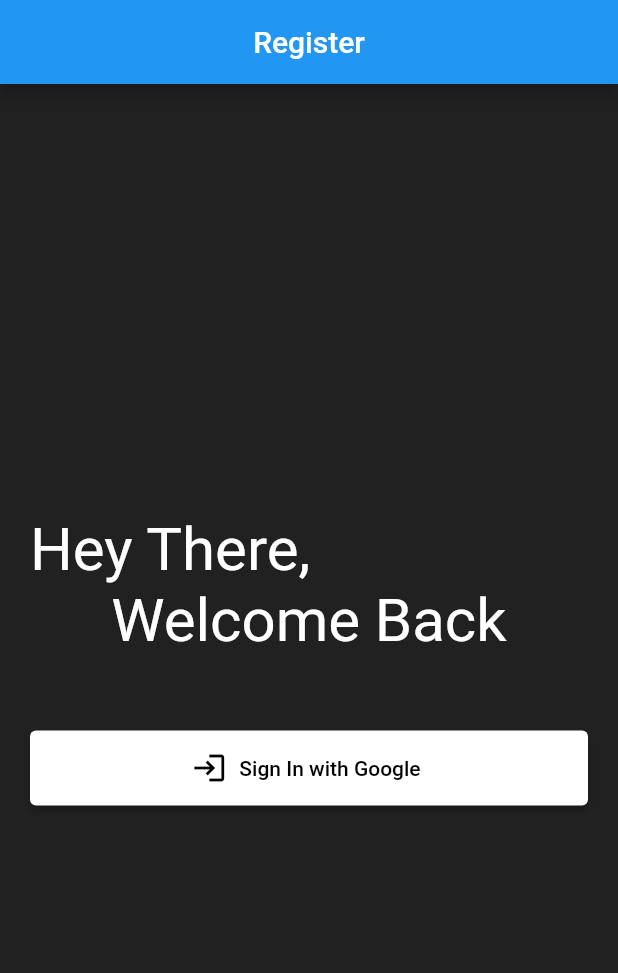
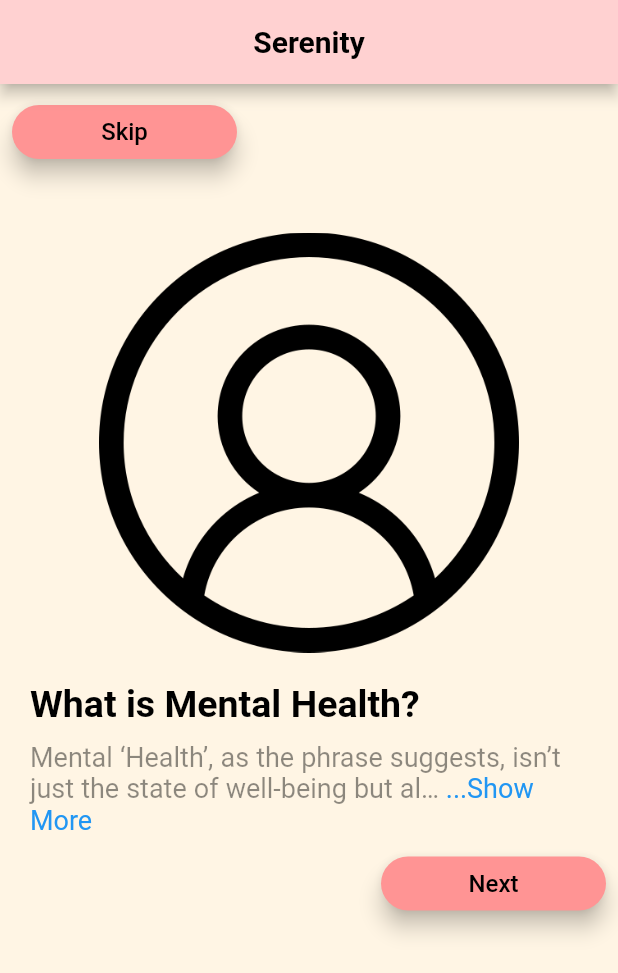
Before and after one commit to brisingr24/Minor_Project, a Flutter app: the screen it shows after launch, on a phone screen of 412 x 824 dp. Shown: the top 973 px of the screen. Run offline on Flutter 3.47's test engine with Material 2 defaults, Android fonts, the phone set to English and light mode, and no system bars; drawn by our look-alikes of readmore; our stand-ins replace animated_bottom_navigation_bar, cloud_firestore, firebase_auth, firebase_core, fluttertoast, google_sign_in and 1 more; missing offline and left inert: flutter_phone_direct_caller, kommunicate_flutter; accounts and stored records are empty.

```diff
--- a/lib/main.dart
+++ b/lib/main.dart
@@ -1,7 +1,11 @@
 import 'package:flutter/material.dart';
+import 'package:project/pre_auth/landing.dart';
+import 'package:project/pre_auth/splash.dart';
+import 'package:project/pre_auth/wrapper.dart';
 import 'package:project/services/google_sign.dart';
 import 'package:provider/provider.dart';
 import 'package:firebase_core/firebase_core.dart';
+import 'package:firebase_auth/firebase_auth.dart';
 import 'auth/register.dart';
 
 Future main() async {
@@ -17,14 +21,40 @@ Future main() async {
   );
 }
 
-class MyApp extends StatelessWidget {
+
+
+class MyApp extends StatefulWidget {
   const MyApp({Key? key}) : super(key: key);
 
   @override
+  State<MyApp> createState() => _MyAppState();
+}
+
+class _MyAppState extends State<MyApp> {
+  // var auth = FirebaseAuth.instance;
+  // var isLogged = false;
+  //
+  // checkIfLogin() async{
+  //   auth.authStateChanges().listen((User? user) {
+  //     if(user!=null && mounted){
+  //       setState(() {
+  //         isLogged=true;
+  //       });
+  //     }
+  //   });
+  // }
+  //
+  // @override
+  // void initState(){
+  //   checkIfLogin();
+  //   super.initState();
+  // }
+
+  @override
   Widget build(BuildContext context) {
-    return const MaterialApp(
+    return MaterialApp(
       debugShowCheckedModeBanner: false,
-      home: Register(),
+      home: Splash(),
     );
   }
 }
--- a/lib/mains/home.dart
+++ b/lib/mains/home.dart
@@ -3,10 +3,10 @@ import 'package:flutter/material.dart';
 import 'package:flutter_phone_direct_caller/flutter_phone_direct_caller.dart';
 import 'package:firebase_auth/firebase_auth.dart';
 import '../auth/register.dart';
-import '../category_widget.dart';
+import '../widgets/category_widget.dart';
 import '../models/quoteModel.dart';
-import '../moodWidget.dart';
-import '../mood_quote.dart';
+import '../widgets/moodWidget.dart';
+import '../widgets/mood_quote.dart';
 import '../services/google_sign.dart';
 import '../services/quote_api.dart';
 import 'package:provider/provider.dart';
--- /dev/null
+++ b/lib/models/shared_pref.dart
@@ -0,0 +1,14 @@
+import 'package:shared_preferences/shared_preferences.dart';
+
+class SharedPref {
+  String firstLogin = "FIRST_LOGIN";
+  setFirstLogin(bool value) async {
+    SharedPreferences sharedPref = await SharedPreferences.getInstance();
+    sharedPref.setBool(firstLogin, value);
+  }
+
+  getFirstLogin() async {
+    SharedPreferences sharedPref = await SharedPreferences.getInstance();
+    return sharedPref.getBool(firstLogin);
+  }
+}
--- /dev/null
+++ b/lib/pre_auth/landing.dart
@@ -0,0 +1,362 @@
+// ignore_for_file: prefer_const_constructors, prefer_const_literals_to_create_immutables, deprecated_member_use
+import 'package:flutter/material.dart';
+import 'package:project/pre_auth/wrapper.dart';
+import 'package:readmore/readmore.dart';
+
+import '../models/shared_pref.dart';
+
+
+class LandingPage extends StatelessWidget {
+  final controller = PageController();
+
+  LandingPage({Key? key}) : super(key: key);
+
+  @override
+  Widget build(BuildContext context) {
+    return Scaffold(
+      appBar: AppBar(
+        automaticallyImplyLeading: false,
+        backgroundColor: Color(0xFFFFD1D1),
+        title: Text(
+          'Serenity',
+          style: TextStyle(color: Colors.black, fontWeight: FontWeight.bold),
+        ),
+        centerTitle: true,
+      ),
+      body: Container(
+        //padding: const EdgeInsets.only(bottom: 80),
+        child: PageView(
+          controller: controller,
+          children: [
+            Container(
+              color: Color(0xFFFFF5E4),
+              child: Column(children: [
+                Column(
+                  mainAxisAlignment: MainAxisAlignment.start,
+                  children: [
+                    Padding(
+                      padding: const EdgeInsets.all(8.0),
+                      child: Align(
+                        alignment: Alignment.centerLeft,
+                        child: ElevatedButton(
+                            onPressed: () {
+                              controller.jumpToPage(2);
+                            },
+                            child: Text(
+                              "Skip",
+                              style: TextStyle(
+                                color: Colors.black,
+                                fontSize: 16,
+                              ),
+                            ),
+                            style: ButtonStyle(
+                                elevation: MaterialStateProperty.all(6.0),
+                                backgroundColor: MaterialStateProperty.all(
+                                    Color(0xFFFF9494)),
+                                fixedSize: MaterialStateProperty.all<Size>(
+                                    const Size(150, 20)),
+                                shape: MaterialStateProperty.all<
+                                    RoundedRectangleBorder>(
+                                    RoundedRectangleBorder(
+                                      borderRadius: BorderRadius.circular(18.0),
+                                    )))),
+                      ),
+                    ),
+                    SizedBox(height: 35),
+                    Container(
+                      padding: EdgeInsets.fromLTRB(20, 50, 20, 20),
+                      height: 280.0,
+                      width: 280.0,
+                      decoration: BoxDecoration(
+                        image: DecorationImage(
+                          image: AssetImage('images/userdef.png'),
+                          fit: BoxFit.fill,
+                        ),
+                        shape: BoxShape.rectangle,
+                      ),
+                    ),
+                    SizedBox(height: 20),
+                    Row(children: [
+                      SizedBox(width: 20),
+                      Text(
+                        'What is Mental Health?',
+                        style: TextStyle(
+                            color: Colors.black,
+                            fontWeight: FontWeight.bold,
+                            fontSize: 25),
+                      )
+                    ]),
+                    Padding(
+                      padding: EdgeInsets.fromLTRB(20, 10, 20, 0),
+                      child: ReadMoreText(
+                        'Mental ‘Health’, as the phrase suggests, isn’t just the state of well-being but also the monitoring of the way you experience emotional and behavioural highs and lows, the soundness of your judgments and the amount of stress that your mind undergoes',
+                        style: TextStyle(
+                            color: Colors.black45,
+                            wordSpacing: 0.25,
+                            fontSize: 18),
+                        trimLines: 2,
+                        textAlign: TextAlign.left,
+                        trimMode: TrimMode.Line,
+                        trimCollapsedText: '...Show More',
+                        trimExpandedText: 'Show Less',
+                        moreStyle: (TextStyle(
+                          color: Colors.blue,
+                        )),
+                        lessStyle: (TextStyle(
+                          color: Colors.blue,
+                        )),
+                      ),
+                    ),
+                    Padding(
+                      padding: const EdgeInsets.all(8.0),
+                      child: Align(
+                        alignment: Alignment.bottomRight,
+                        child: ElevatedButton(
+                            onPressed: () {
+                              controller.nextPage(
+                                  duration: Duration(milliseconds: 400),
+                                  curve: Curves.easeInOut);
+                            },
+                            child: Align(
+                              child: Text(
+                                "Next",
+                                style: TextStyle(
+                                  color: Colors.black,
+                                  fontSize: 16,
+                                ),
+                              ),
+                            ),
+                            style: ButtonStyle(
+                                elevation: MaterialStateProperty.all(6.0),
+                                backgroundColor: MaterialStateProperty.all(
+                                    Color(0xFFFF9494)),
+                                fixedSize: MaterialStateProperty.all<Size>(
+                                    const Size(150, 20)),
+                                shape: MaterialStateProperty.all<
+                                    RoundedRectangleBorder>(
+                                    RoundedRectangleBorder(
+                                      borderRadius: BorderRadius.circular(18.0),
+                                    )))),
+                      ),
+                    ),
+                  ],
+                )
+              ]),
+            ),
+            Container(
+              color: Color(0xFFFFF4E5),
+              child: Column(children: [
+                Column(
+                  children: [
+                    Padding(
+                      padding: const EdgeInsets.all(8.0),
+                      child: Align(
+                        alignment: Alignment.centerLeft,
+                        child: ElevatedButton(
+                            onPressed: () {
+                              controller.jumpToPage(2);
+                            },
+                            child: Text(
+                              "Skip",
+                              style: TextStyle(
+                                color: Colors.black,
+                                fontSize: 16,
+                              ),
+                            ),
+                            style: ButtonStyle(
+                                elevation: MaterialStateProperty.all(6.0),
+                                backgroundColor: MaterialStateProperty.all(
+                                    Color(0xFFFF9494)),
+                                fixedSize: MaterialStateProperty.all<Size>(
+                                    const Size(150, 20)),
+                                shape: MaterialStateProperty.all<
+                                    RoundedRectangleBorder>(
+                                    RoundedRectangleBorder(
+                                      borderRadius: BorderRadius.circular(18.0),
+                                    )))),
+                      ),
+                    ),
+                    SizedBox(height: 15),
+                    Container(
+                      padding: EdgeInsets.fromLTRB(10, 0, 10, 20),
+                      height: 300.0,
+                      width: 340.0,
+                      decoration: BoxDecoration(
+                        image: DecorationImage(
+                          image: AssetImage('images/userdef.png'),
+                          fit: BoxFit.fill,
+                        ),
+                        shape: BoxShape.rectangle,
+                      ),
+                    ),
+                    SizedBox(height: 20),
+                    Row(children: [
+                      SizedBox(width: 20),
+                      Text(
+                        'How will this App help you?',
+                        style: TextStyle(
+                            color: Colors.black,
+                            fontWeight: FontWeight.bold,
+                            fontSize: 25),
+                      )
+                    ]),
+                    Padding(
+                      padding: EdgeInsets.fromLTRB(20, 10, 20, 0),
+                      child: ReadMoreText(
+                        'Serenity can assist you to manage your Mental Health at your fingertips. The user-friendly app allows you to record, observe and jot down your emotions besides helping you connect in your Serene Friend Circle within the app itself',
+                        style: TextStyle(
+                            color: Colors.black45,
+                            wordSpacing: 0.25,
+                            fontSize: 18),
+                        trimLines: 2,
+                        textAlign: TextAlign.left,
+                        trimMode: TrimMode.Line,
+                        trimCollapsedText: '...Show More',
+                        trimExpandedText: 'Show Less',
+                        moreStyle: (TextStyle(
+                          color: Colors.blue,
+                        )),
+                        lessStyle: (TextStyle(
+                          color: Colors.blue,
+                        )),
+                      ),
+                    ),
+                    Padding(
+                      padding: const EdgeInsets.all(8.0),
+                      child: Align(
+                        alignment: Alignment.bottomRight,
+                        child: ElevatedButton(
+                            onPressed: () {
+                              controller.nextPage(
+                                  duration: Duration(milliseconds: 400),
+                                  curve: Curves.easeInOut);
+                            },
+                            child: Align(
+                              child: Text(
+                                "Next",
+                                style: TextStyle(
+                                  color: Colors.black,
+                                  fontSize: 16,
+                                ),
+                              ),
+                            ),
+                            style: ButtonStyle(
+                                elevation: MaterialStateProperty.all(6.0),
+                                backgroundColor: MaterialStateProperty.all(
+                                    Color(0xFFFF9494)),
+                                fixedSize: MaterialStateProperty.all<Size>(
+                                    const Size(150, 20)),
+                                shape: MaterialStateProperty.all<
+                                    RoundedRectangleBorder>(
+                                    RoundedRectangleBorder(
+                                      borderRadius: BorderRadius.circular(18.0),
+                                    )))),
+                      ),
+                    ),
+                  ],
+                )
+              ]),
+            ),
+            Container(
+              color: Color(0xFFFFF4E5),
+              child: Column(children: [
+                Column(
+                  children: [
+                    SizedBox(height: 15),
+                    Container(
+                      padding: EdgeInsets.fromLTRB(10, 0, 10, 20),
+                      height: 300.0,
+                      width: 340.0,
+                      decoration: BoxDecoration(
+                        image: DecorationImage(
+                          image: AssetImage('images/userdef.png'),
+                          fit: BoxFit.contain,
+                        ),
+                        shape: BoxShape.rectangle,
+                      ),
+                    ),
+                    SizedBox(height: 20),
+                    Row(children: [
+                      SizedBox(width: 20),
+                      Text(
+                        'About Aaruush',
+                        style: TextStyle(
+                            color: Colors.black,
+                            fontWeight: FontWeight.bold,
+                            fontSize: 25),
+                      )
+                    ]),
+                    Padding(
+                      padding: EdgeInsets.fromLTRB(20, 10, 20, 0),
+                      child: ReadMoreText(
+                        'The word Aaruush means ‘First rays of the Sun’ is a National-level Techno-Management fest aspires to bring some Sunshine to the darkest and the deepest scopes where technology can lead to innovations. Operated by numerous dedicated students, this fest leaves no arena of tech unvisited',
+                        style: TextStyle(
+                            color: Colors.black45,
+                            wordSpacing: 0.25,
+                            fontSize: 18),
+                        trimLines: 2,
+                        textAlign: TextAlign.left,
+                        trimMode: TrimMode.Line,
+                        trimCollapsedText: '...Show More',
+                        trimExpandedText: 'Show Less',
+                        moreStyle: (TextStyle(
+                          color: Colors.blue,
+                        )),
+                        lessStyle: (TextStyle(
+                          color: Colors.blue,
+                        )),
+                      ),
+                    ),
+                    Row(
+                      mainAxisAlignment: MainAxisAlignment.end,
+                      children: [
+                        SizedBox(
+                          width: 15,
+                          height: 30,
+                        ),
+                        Container(
+                          padding: EdgeInsets.fromLTRB(0, 20, 20, 0),
+                          child: ElevatedButton(
+                              onPressed: () async {
+                                SharedPref sharedPref = SharedPref();
+                                await sharedPref.setFirstLogin(false);
+                                final bool? firstLogin =
+                                await sharedPref.getFirstLogin();
+                                print("hello" + firstLogin.toString());
+                                Navigator.push(
+                                  context,
+                                  MaterialPageRoute(
+                                      builder: (context) => Wrapper()),
+                                );
+                              },
+                              child: Text(
+                                "Start",
+                                style: TextStyle(
+                                  color: Colors.black,
+                                  fontSize: 16,
+                                ),
+                              ),
+                              style: ButtonStyle(
+                                  elevation: MaterialStateProperty.all(6.0),
+                                  backgroundColor: MaterialStateProperty.all(
+                                      Color(0xFFFF9494)),
+                                  fixedSize: MaterialStateProperty.all<Size>(
+                                      const Size(150, 20)),
+                                  shape: MaterialStateProperty.all<
+                                      RoundedRectangleBorder>(
+                                      RoundedRectangleBorder(
+                                        borderRadius: BorderRadius.circular(18.0),
+                                      )))),
+                        ),
+                      ],
+                    ),
+                  ],
+                )
+              ]),
+            ),
+          ],
+        ),
+      ),
+    );
+  }
+}
--- a/pubspec.yaml
+++ b/pubspec.yaml
@@ -55,6 +55,8 @@ dev_dependencies:
   carousel_slider: ^4.2.1
   date_time_picker: ^2.1.0
   kommunicate_flutter: ^1.7.3
+  shared_preferences: ^2.2.0
+  readmore: ^2.2.0
 
   # The "flutter_lints" package below contains a set of recommended lints to
   # encourage good coding practices. The lint set provided by the package is
```
Also changed, not shown: lib/landing.dart (deleted, +0 -111 lines), lib/pre_auth/splash.dart (added, +63 -0 lines), lib/splash.dart (deleted, +0 -13 lines), lib/widgets/category_widget.dart (renamed from lib/category_widget.dart), lib/widgets/moodWidget.dart (renamed from lib/moodWidget.dart), lib/widgets/mood_quote.dart (renamed from lib/mood_quote.dart), pubspec.lock.
